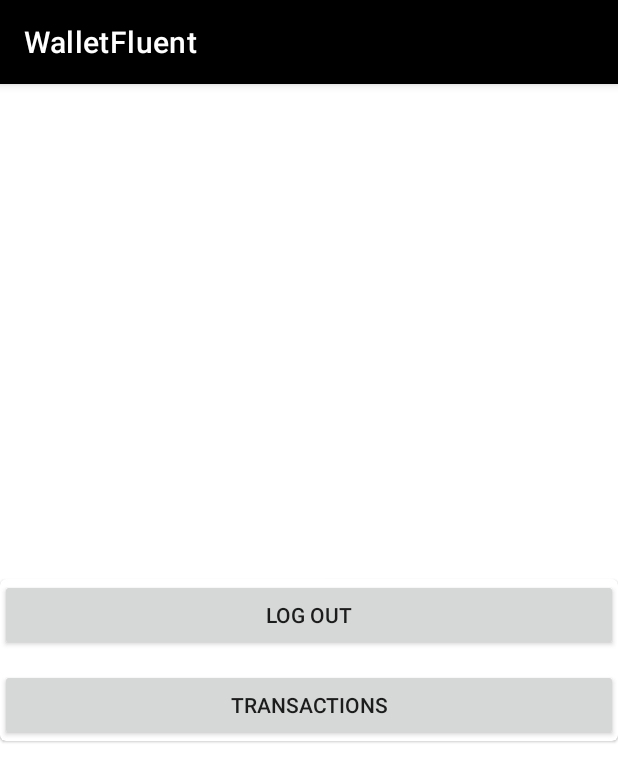
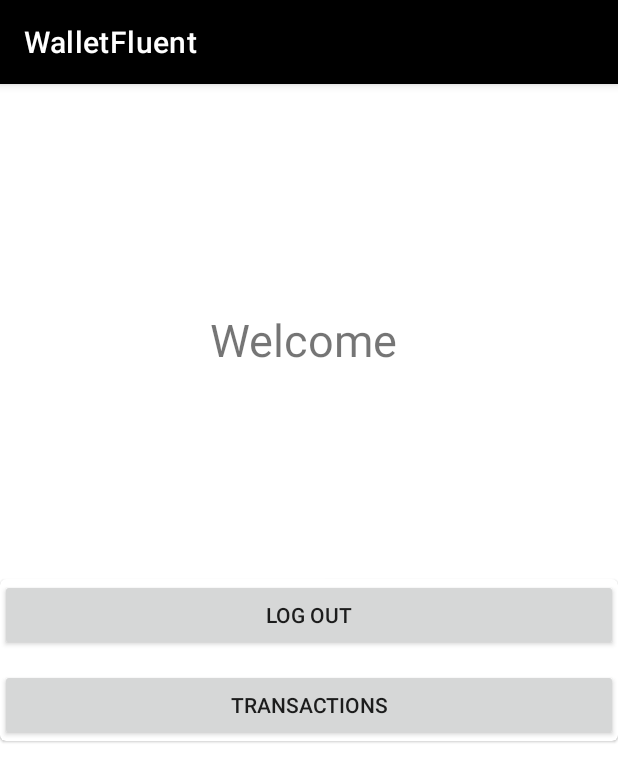
Before and after one commit to tmumladze123/Walletfluent, an Android app: the fragment AccountSettings shown on its own in the app's theme, on a phone screen of 412 x 824 dp. Shown: the top 782 px of the screen. Run offline under Robolectric (Android 15) with nearby library versions, the phone set to English and light mode, and no system bars; our stand-ins replace Dagger/Hilt's generated code, Firebase (no records; nobody signed in at launch, a user with empty details on screens opened directly).

Commit message:
saving firebase user

```diff
--- a/WalletFluent/app/src/main/java/ge/nlatsabidze/walletfluent/ui/personalInfo/PersonalInfoFragment.kt
+++ b/WalletFluent/app/src/main/java/ge/nlatsabidze/walletfluent/ui/personalInfo/PersonalInfoFragment.kt
@@ -46,6 +46,11 @@ class PersonalInfoFragment :
             findNavController().navigate(actionToDecrease)
         }
 
+//        transactionAdapter.onItemSelected = {
+//            transactionAdapter.userTransactions.remove(it)
+//            transactionAdapter.notifyDataSetChanged()
+//        }
+
         observes()
     }
 
--- a/WalletFluent/app/src/main/java/ge/nlatsabidze/walletfluent/ui/personalInfo/TransactionsAdapter.kt
+++ b/WalletFluent/app/src/main/java/ge/nlatsabidze/walletfluent/ui/personalInfo/TransactionsAdapter.kt
@@ -14,6 +14,8 @@ class TransactionsAdapter : RecyclerView.Adapter<TransactionsAdapter.Transaction
             notifyDataSetChanged()
         }
 
+    var onItemSelected: ((UserTransaction) -> Unit)? = null
+
     inner class TransactionItemViewHolder(private val binding: TransactioItemBinding) :
         RecyclerView.ViewHolder(binding.root) {
 
@@ -25,6 +27,9 @@ class TransactionsAdapter : RecyclerView.Adapter<TransactionsAdapter.Transaction
                 binding.tvTransactionPrice.text = currentItem.amount.toString()
                 binding.tvTransactionPurpose.text = currentItem.purpose.toString()
                 binding.tvCurrentTime.text = currentItem.currentTime.toString()
+                root.setOnClickListener {
+                    onItemSelected?.invoke(currentItem)
+                }
             }
         }
     }
--- a/WalletFluent/app/src/main/java/ge/nlatsabidze/walletfluent/ui/personalInfo/profile/AccountSettings.kt
+++ b/WalletFluent/app/src/main/java/ge/nlatsabidze/walletfluent/ui/personalInfo/profile/AccountSettings.kt
@@ -1,5 +1,6 @@
 package ge.nlatsabidze.walletfluent.ui.personalInfo.profile
 
+import android.annotation.SuppressLint
 import androidx.lifecycle.ViewModelProvider
 import android.os.Bundle
 import androidx.fragment.app.Fragment
@@ -16,6 +17,7 @@ import ge.nlatsabidze.walletfluent.databinding.AccountSettingsFragmentBinding
 import ge.nlatsabidze.walletfluent.ui.entry.LoginFragmentDirections
 import kotlinx.coroutines.flow.collect
 import kotlinx.coroutines.launch
+import java.util.*
 
 @AndroidEntryPoint
 class AccountSettings : BaseFragment<AccountSettingsFragmentBinding>(AccountSettingsFragmentBinding::inflate) {
@@ -34,10 +36,12 @@ class AccountSettings : BaseFragment<AccountSettingsFragmentBinding>(AccountSett
         observers()
     }
 
+    @SuppressLint("SetTextI18n")
     private fun observers() {
         viewLifecycleOwner.lifecycleScope.launch {
-            accountsSettingsViewModel.userName.collect {
-                binding.tvFirebaseUser.text = it
+            accountsSettingsViewModel.userName.collect { it ->
+                val name = it.replaceFirstChar { if (it.isLowerCase()) it.titlecase(Locale.getDefault()) else it.toString() }
+                binding.tvFirebaseUser.text = "Welcome $name"
             }
         }
     }
--- a/WalletFluent/app/src/main/res/layout/content_main.xml
+++ b/WalletFluent/app/src/main/res/layout/content_main.xml
@@ -15,6 +15,5 @@
         app:defaultNavHost="true"
         app:layout_constraintLeft_toLeftOf="parent"
         app:layout_constraintRight_toRightOf="parent"
-        app:layout_constraintTop_toTopOf="parent"
-        app:navGraph="@navigation/mobile_navigation" />
+        app:layout_constraintTop_toTopOf="parent" />
 </androidx.constraintlayout.widget.ConstraintLayout>
--- a/WalletFluent/app/src/main/res/navigation/mobile_navigation.xml
+++ b/WalletFluent/app/src/main/res/navigation/mobile_navigation.xml
@@ -2,8 +2,7 @@
 <navigation xmlns:android="http://schemas.android.com/apk/res/android"
     xmlns:app="http://schemas.android.com/apk/res-auto"
     xmlns:tools="http://schemas.android.com/tools"
-    android:id="@+id/mobile_navigation"
-    app:startDestination="@+id/loginFragment">
+    android:id="@+id/mobile_navigation">
 
     <fragment
         android:id="@+id/languageFragment"
```
Also changed, not shown: WalletFluent/app/src/main/java/ge/nlatsabidze/walletfluent/MainActivity.kt (+22 -1 lines), WalletFluent/app/src/main/java/ge/nlatsabidze/walletfluent/ui/entry/LoginFragment.kt (+10 -0 lines).
